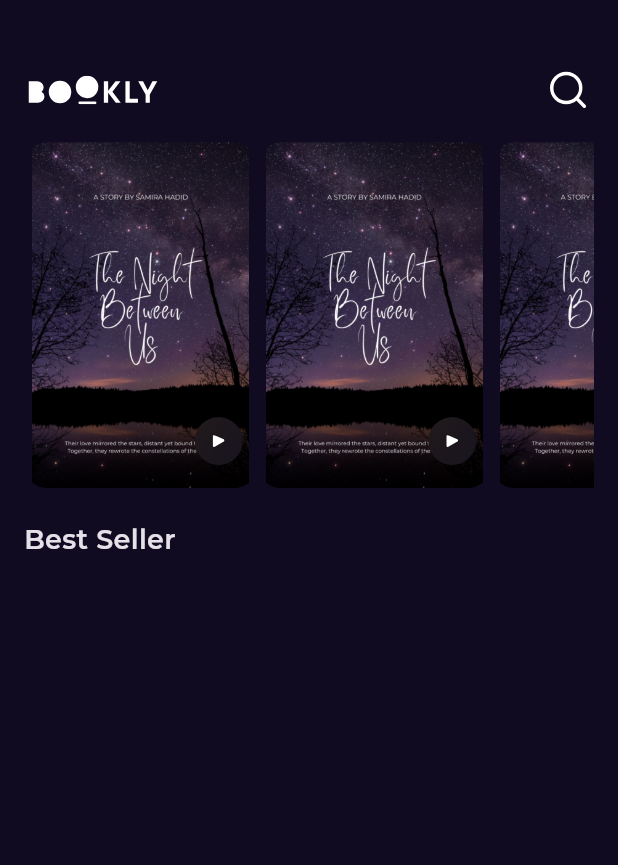
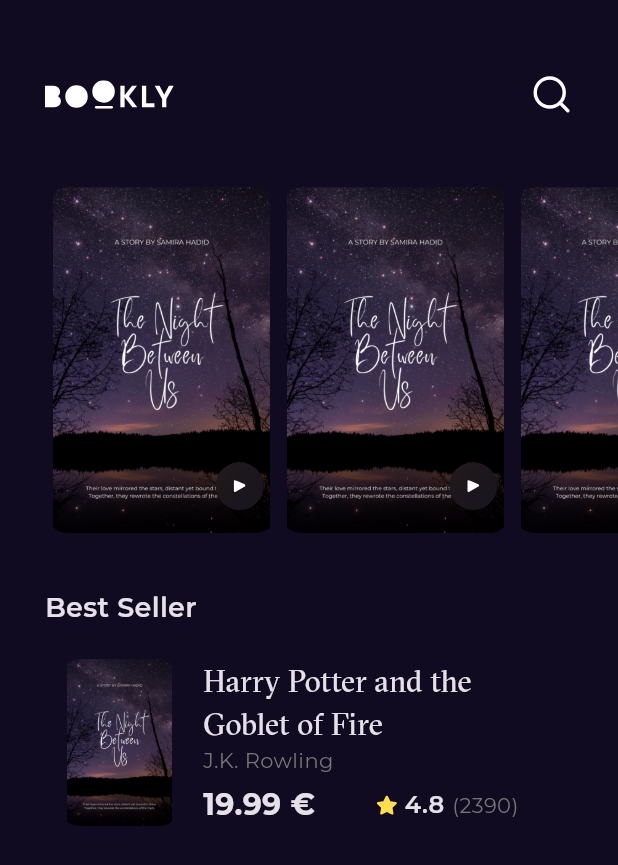
Before and after one commit to mohameddefalaa/BooklyAPp, a Flutter app: the screen it shows after launch, on a phone screen of 412 x 824 dp. Shown: the top 865 px of the screen. Run offline on Flutter 3.47's test engine with Material 3 defaults, Android fonts, the phone set to English and light mode, and no system bars; our stand-ins replace flutter_screenutil, flutter_svg, gap, get, google_fonts.

Commit message:
create best seller item

```diff
--- a/lib/Features/Home/Presentation/VIews/widgets/Custome_app_bar.dart
+++ b/lib/Features/Home/Presentation/VIews/widgets/Custome_app_bar.dart
@@ -9,7 +9,7 @@ class CustomeAppBar extends StatelessWidget {
   @override
   Widget build(BuildContext context) {
     return Padding(
-      padding: const EdgeInsets.only(left: 3, right: 3, top: 45, bottom: 20),
+      padding: const EdgeInsets.only(top: 48, bottom: 47, right: 30),
       child: Row(
         mainAxisAlignment: MainAxisAlignment.spaceBetween,
         children: [
--- /dev/null
+++ b/lib/Features/Home/Presentation/VIews/widgets/bestseeleritem.dart
@@ -0,0 +1,82 @@
+import 'package:bookly/core/assetesdata.dart';
+import 'package:bookly/core/textstyles.dart';
+import 'package:flutter/material.dart';
+import 'package:flutter_screenutil/flutter_screenutil.dart';
+import 'package:flutter_svg/svg.dart';
+import 'package:gap/gap.dart';
+
+class BestSellerItem extends StatelessWidget {
+  const BestSellerItem({super.key});
+
+  @override
+  Widget build(BuildContext context) {
+    return Padding(
+      padding: const EdgeInsets.symmetric(horizontal: 8.0),
+      child: Row(
+        crossAxisAlignment: CrossAxisAlignment.start,
+        children: [
+          SizedBox(
+            width: 70.h,
+
+            child: AspectRatio(
+              aspectRatio: 3 / 4,
+              child: Container(
+                decoration: BoxDecoration(
+                  borderRadius: BorderRadius.circular(16),
+                  image: DecorationImage(image: AssetImage(Assetesdata.book)),
+                ),
+              ),
+            ),
+          ),
+          Gap(MediaQuery.of(context).size.width / 30),
+          Column(
+            crossAxisAlignment: CrossAxisAlignment.start,
+            children: [
+              SizedBox(
+                width: MediaQuery.of(context).size.width / 2,
+                child: Text(
+                  maxLines: 2,
+                  overflow: TextOverflow.ellipsis,
+                  'Harry Potter and the Goblet of Fire',
+                  style: Textstyles.textStyle20,
+                ),
+              ),
+              Text('J.K. Rowling', style: Textstyles.textstyle14),
+              Gap(5),
+              Row(
+                children: [
+                  Text(
+                    '19.99 €',
+                    style: Textstyles.textStyle18.copyWith(
+                      fontSize: 20,
+                      fontWeight: FontWeight.bold,
+                    ),
+                  ),
+                  Gap(MediaQuery.of(context).size.width * 0.2 / 2),
+                  RatengWidget(),
+                ],
+              ),
+            ],
+          ),
+        ],
+      ),
+    );
+  }
+}
+
+class RatengWidget extends StatelessWidget {
+  const RatengWidget({super.key});
+
+  @override
+  Widget build(BuildContext context) {
+    return Row(
+      children: [
+        SvgPicture.asset(Assetesdata.star),
+        Gap(MediaQuery.of(context).size.width * (0.025 / 2)),
+        Text('4.8', style: Textstyles.textStyle16),
+        Gap(MediaQuery.of(context).size.width * (0.025 / 2)),
+        Text('(2390)', style: Textstyles.textstyle14),
+      ],
+    );
+  }
+}
--- a/lib/Features/Home/Presentation/VIews/widgets/home_view_body.dart
+++ b/lib/Features/Home/Presentation/VIews/widgets/home_view_body.dart
@@ -1,4 +1,5 @@
 import 'package:bookly/Features/Home/Presentation/VIews/widgets/Custome_app_bar.dart';
+import 'package:bookly/Features/Home/Presentation/VIews/widgets/bestseeleritem.dart';
 import 'package:bookly/Features/Home/Presentation/VIews/widgets/customelistview.dart';
 import 'package:bookly/core/textstyles.dart';
 import 'package:flutter/material.dart';
@@ -11,14 +12,16 @@ class HomeViewBody extends StatelessWidget {
   Widget build(BuildContext context) {
     return Scaffold(
       body: Padding(
-        padding: const EdgeInsets.symmetric(horizontal: 16.0),
+        padding: const EdgeInsets.only(left: 30.0),
         child: Column(
           crossAxisAlignment: CrossAxisAlignment.start,
           children: [
             const CustomeAppBar(),
             const CustomeListView(),
-            Gap(5),
-            Text('Best Seller', style: Textstyles.titlemeduim),
+            Gap(MediaQuery.of(context).size.height * 0.025),
+            Text('Best Seller', style: Textstyles.textStyle18),
+            Gap(MediaQuery.of(context).size.height * 0.025),
+            BestSellerItem(),
           ],
         ),
       ),
--- a/lib/core/assetesdata.dart
+++ b/lib/core/assetesdata.dart
@@ -3,4 +3,5 @@ class Assetesdata {
   static String searchicon = 'assets/icons/ic search.svg';
   static String book = 'assets/book.png';
   static String playicon = 'assets/icons/Path 27.svg';
+  static String star = 'assets/icons/star.svg';
 }
--- a/lib/core/colors.dart
+++ b/lib/core/colors.dart
@@ -1,5 +1,6 @@
 import 'package:flutter/widgets.dart';
 
 class Appcolors {
-  static Color kpcolor = Color(0xff100B20);
+  static const Color kpcolor = Color(0xff100B20);
+  static const Color ksectextcolor = Color.fromARGB(255, 117, 116, 118);
 }
--- a/lib/core/textstyles.dart
+++ b/lib/core/textstyles.dart
@@ -1,19 +1,23 @@
+import "package:bookly/core/colors.dart";
 import "package:flutter/material.dart";
 
 abstract class Textstyles {
-  static const titlemeduim = TextStyle(
+  static const textStyle18 = TextStyle(
     fontSize: 18,
     fontWeight: FontWeight.w600,
   );
-  static const lablemedium = TextStyle(
+  static const textstyle14 = TextStyle(
     fontSize: 14,
     fontWeight: FontWeight.w400,
-    color: Color(0xffB8B6BD),
+    color: Appcolors.ksectextcolor,
   );
-  static const titlelarg = TextStyle(
-    fontSize: 14,
+  static const textStyle20 = TextStyle(
+    fontSize: 20,
     fontFamily: 'GTSectra',
     fontWeight: FontWeight.w400,
-    color: Color(0xffB8B6BD),
+  );
+  static const textStyle16 = TextStyle(
+    fontSize: 16,
+    fontWeight: FontWeight.w600,
   );
 }
```
Also changed, not shown: assets/icons/star.svg (added).
